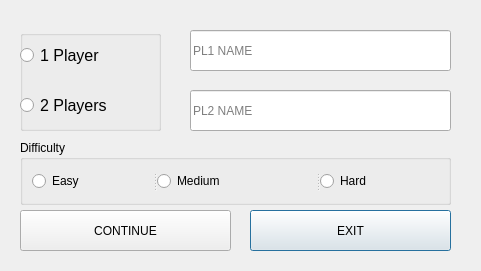
Qt form pacman/settingsdialog.ui (Kanzu32/homework) before a commit.
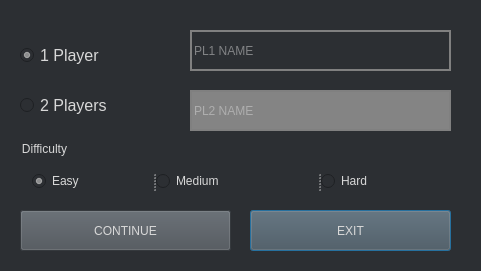
The same form after that commit.

Diff of the .ui file:
```diff
--- a/pacman/settingsdialog.ui
+++ b/pacman/settingsdialog.ui
@@ -13,6 +13,9 @@
   <property name="windowTitle">
    <string>Dialog</string>
   </property>
+  <property name="styleSheet">
+   <string notr="true">background-color: rgb(44, 47, 51);</string>
+  </property>
   <widget class="QGroupBox" name="groupBox">
    <property name="geometry">
     <rect>
@@ -26,6 +29,9 @@
     <string/>
    </property>
    <widget class="QRadioButton" name="radioButton">
+    <property name="enabled">
+     <bool>true</bool>
+    </property>
     <property name="geometry">
      <rect>
       <x>0</x>
@@ -39,11 +45,20 @@
       <pointsize>12</pointsize>
      </font>
     </property>
+    <property name="styleSheet">
+     <string notr="true">color: rgb(216, 216, 216);</string>
+    </property>
     <property name="text">
      <string>1 Player</string>
     </property>
+    <property name="checked">
+     <bool>true</bool>
+    </property>
    </widget>
    <widget class="QRadioButton" name="radioButton_2">
+    <property name="enabled">
+     <bool>true</bool>
+    </property>
     <property name="geometry">
      <rect>
       <x>0</x>
@@ -57,6 +72,9 @@
       <pointsize>12</pointsize>
      </font>
     </property>
+    <property name="styleSheet">
+     <string notr="true">color: rgb(216, 216, 216);</string>
+    </property>
     <property name="text">
      <string>2 Players</string>
     </property>
@@ -71,6 +89,16 @@
      <height>41</height>
     </rect>
    </property>
+   <property name="styleSheet">
+    <string notr="true">QPushButton {
+	background-color: rgb(74, 80, 86);
+	color: rgb(216, 216, 216);
+}
+QPushButton:hover:!pressed  {
+	background-color: rgb(244, 226, 66);
+	color: rgb(43, 43, 43);
+}</string>
+   </property>
    <property name="text">
     <string>EXIT</string>
    </property>
@@ -84,6 +112,16 @@
      <height>41</height>
     </rect>
    </property>
+   <property name="styleSheet">
+    <string notr="true">QPushButton {
+	background-color: rgb(74, 80, 86);
+	color: rgb(216, 216, 216);
+}
+QPushButton:hover:!pressed  {
+	background-color: rgb(244, 226, 66);
+	color: rgb(43, 43, 43);
+}</string>
+   </property>
    <property name="text">
     <string>CONTINUE</string>
    </property>
@@ -97,6 +135,10 @@
      <height>41</height>
     </rect>
    </property>
+   <property name="styleSheet">
+    <string notr="true">color: rgb(216, 216, 216);
+border: 2px solid gray;</string>
+   </property>
    <property name="maxLength">
     <number>10</number>
    </property>
@@ -105,6 +147,9 @@
    </property>
   </widget>
   <widget class="QLineEdit" name="lineEdit_2">
+   <property name="enabled">
+    <bool>false</bool>
+   </property>
    <property name="geometry">
     <rect>
      <x>190</x>
@@ -113,6 +158,15 @@
      <height>41</height>
     </rect>
    </property>
+   <property name="styleSheet">
+    <string notr="true">QLineEdit{
+	color: rgb(216, 216, 216);
+	border: 2px solid gray;
+}
+ QLineEdit:disabled {
+     background: rgb(132, 132, 132);
+}</string>
+   </property>
    <property name="maxLength">
     <number>10</number>
    </property>
@@ -129,26 +183,63 @@
      <height>65</height>
     </rect>
    </property>
+   <property name="styleSheet">
+    <string notr="true">color: rgb(216, 216, 216);
+border: none;</string>
+   </property>
    <property name="title">
     <string>Difficulty</string>
    </property>
    <layout class="QVBoxLayout" name="verticalLayout">
     <item>
      <widget class="QSplitter" name="splitter">
+      <property name="sizePolicy">
+       <sizepolicy hsizetype="Expanding" vsizetype="Expanding">
+        <horstretch>0</horstretch>
+        <verstretch>0</verstretch>
+       </sizepolicy>
+      </property>
+      <property name="styleSheet">
+       <string notr="true"/>
+      </property>
       <property name="orientation">
        <enum>Qt::Horizontal</enum>
       </property>
       <widget class="QRadioButton" name="radioButton_5">
+       <property name="styleSheet">
+        <string notr="true">color: rgb(216, 216, 216);</string>
+       </property>
        <property name="text">
         <string>Easy</string>
        </property>
+       <property name="checked">
+        <bool>true</bool>
+       </property>
       </widget>
       <widget class="QRadioButton" name="radioButton_6">
+       <property name="sizePolicy">
+        <sizepolicy hsizetype="Minimum" vsizetype="Fixed">
+         <horstretch>0</horstretch>
+         <verstretch>0</verstretch>
+        </sizepolicy>
+       </property>
+       <property name="styleSheet">
+        <string notr="true">color: rgb(216, 216, 216);</string>
+       </property>
        <property name="text">
         <string>Medium</string>
        </property>
       </widget>
       <widget class="QRadioButton" name="radioButton_7">
+       <property name="sizePolicy">
+        <sizepolicy hsizetype="Preferred" vsizetype="Fixed">
+         <horstretch>0</horstretch>
+         <verstretch>0</verstretch>
+        </sizepolicy>
+       </property>
+       <property name="styleSheet">
+        <string notr="true">color: rgb(216, 216, 216);</string>
+       </property>
        <property name="text">
         <string>Hard</string>
        </property>
```
